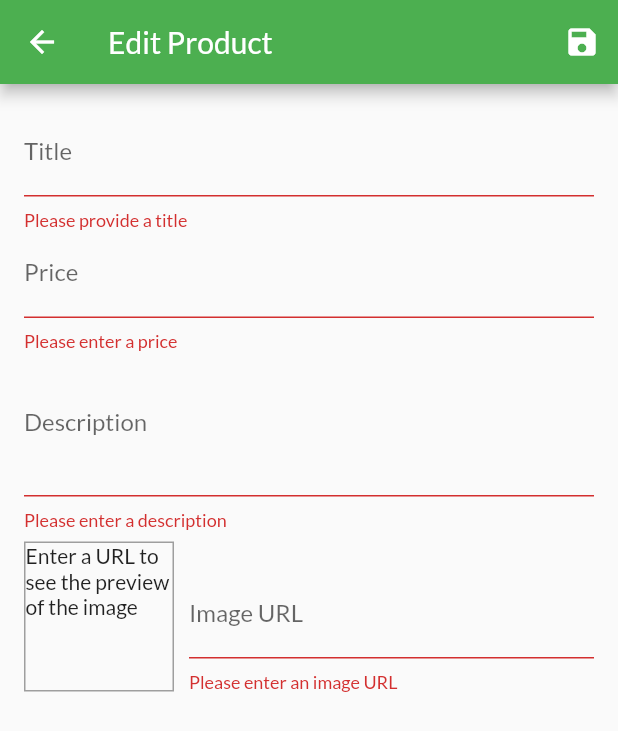
After one commit to enesasana/ShopApp, a Flutter app: the EditProductScreen screen opened by its route, after a tap on the "save" icon, on a phone screen of 412 x 824 dp. The commit adds this screen. Shown: the top 731 px of the screen. Run offline on Flutter 3.47's test engine with Material 2 defaults, Android fonts, the phone set to English and light mode, and no system bars; network calls fail.

Commit message:
Edit Product page created (FormInput)
Edit Product module added on the Manage Products Page
Adding a new product form is created and some validation logic is implemented

```diff
--- a/lib/main.dart
+++ b/lib/main.dart
@@ -4,6 +4,7 @@ import 'package:shopapp/providers/cart_provider.dart';
 import 'package:shopapp/providers/order_provider.dart';
 import 'package:shopapp/providers/product_provider.dart';
 import 'package:shopapp/screens/cart_screen.dart';
+import 'package:shopapp/screens/edit_product_screen.dart';
 import 'package:shopapp/screens/orders_screen.dart';
 import 'package:shopapp/screens/product_detail_screen.dart';
 import 'package:shopapp/screens/products_overview_screen.dart';
@@ -47,6 +48,7 @@ class MyApp extends StatelessWidget {
           CartScreen.routeName: (ctx) => CartScreen(),
           OrdersScreen.routeName: (ctx) => OrdersScreen(),
           UserProductsScreen.routeName: (ctx) => UserProductsScreen(),
+          EditProductScreen.routeName: (ctx) => EditProductScreen(),
         },
       ),
     );
--- /dev/null
+++ b/lib/screens/edit_product_screen.dart
@@ -0,0 +1,231 @@
+import 'package:flutter/material.dart';
+import 'package:shopapp/providers/product.dart';
+
+class EditProductScreen extends StatefulWidget {
+  static const routeName = '/edit-product';
+
+  @override
+  _EditProductScreenState createState() => _EditProductScreenState();
+}
+
+class _EditProductScreenState extends State<EditProductScreen> {
+  final _priceFocusNode = FocusNode();
+  final _descriptionFocusNode = FocusNode();
+  final _imageUrlController = TextEditingController();
+  final _imageUrlFocusNode = FocusNode();
+  final _form = GlobalKey<FormState>();
+  var _editedProduct = Product(
+    id: null,
+    title: '',
+    description: '',
+    price: 0,
+    imageUrl: '',
+  );
+
+  @override
+  void initState() {
+    _imageUrlFocusNode.addListener(_updateImageUrl);
+    super.initState();
+  }
+
+  @override
+  void dispose() {
+    _imageUrlFocusNode.removeListener(_updateImageUrl);
+
+    // Bu node'lar memoryde tutulduğudan oluşabilecek herhangi bir açığın önüne
+    // geçmek için bunlardan dispose ile kurtulmakta fayda var
+    _priceFocusNode.dispose();
+    _descriptionFocusNode.dispose();
+    _imageUrlController.dispose();
+    _imageUrlFocusNode.dispose();
+    super.dispose();
+  }
+
+  void _updateImageUrl() {
+    if (!_imageUrlFocusNode.hasFocus) {
+      // Don't show preview image of the provided input for the URL
+      if ((!_imageUrlController.text.startsWith('http') &&
+              !_imageUrlController.text.startsWith('https')) ||
+          (!_imageUrlController.text.endsWith('.png') &&
+              !_imageUrlController.text.endsWith('.jpg') &&
+              !_imageUrlController.text.endsWith('.jpeg'))) {
+        return;
+      }
+      setState(() {});
+    }
+  }
+
+  void _saveForm() {
+    final isValid = _form.currentState.validate();
+    if (!isValid) {
+      return;
+    }
+    _form.currentState.save();
+  }
+
+  @override
+  Widget build(BuildContext context) {
+    return Scaffold(
+      appBar: AppBar(
+        title: Text('Edit Product'),
+        actions: <Widget>[
+          IconButton(
+            icon: Icon(Icons.save),
+            onPressed: _saveForm,
+          )
+        ],
+      ),
+      body: Padding(
+        padding: const EdgeInsets.all(16.0),
+        child: Form(
+          key: _form,
+          child: ListView(
+            children: <Widget>[
+              TextFormField(
+                decoration: InputDecoration(
+                  labelText: 'Title',
+                ),
+                // Klavyede ileri basınca bir sonraki inputu seçer
+                // onFieldSubmitted methodu ve focusNode attribute'unu kullanarak
+                textInputAction: TextInputAction.next,
+                onFieldSubmitted: (_) {
+                  FocusScope.of(context).requestFocus(_priceFocusNode);
+                },
+                onSaved: (value) {
+                  _editedProduct = Product(
+                    id: null,
+                    title: value,
+                    description: _editedProduct.description,
+                    price: _editedProduct.price,
+                    imageUrl: _editedProduct.imageUrl,
+                  );
+                },
+                // null -> input is correct, '' -> input is not correct
+                validator: (value) {
+                  if (value.isEmpty) {
+                    return 'Please provide a title';
+                  }
+                  return null;
+                },
+              ),
+              TextFormField(
+                decoration: InputDecoration(labelText: 'Price'),
+                textInputAction: TextInputAction.next,
+                keyboardType: TextInputType.number,
+                focusNode: _priceFocusNode,
+                onFieldSubmitted: (_) {
+                  FocusScope.of(context).requestFocus(_descriptionFocusNode);
+                },
+                onSaved: (value) {
+                  _editedProduct = Product(
+                    id: null,
+                    title: _editedProduct.title,
+                    description: _editedProduct.description,
+                    price: double.parse(value),
+                    imageUrl: _editedProduct.imageUrl,
+                  );
+                },
+                validator: (value) {
+                  if (value.isEmpty) {
+                    return 'Please enter a price';
+                  }
+                  if (double.tryParse(value) == null) {
+                    return 'Please enter a valid number';
+                  }
+                  if (double.parse(value) <= 0) {
+                    return 'Price can not be smaller than 0';
+                  }
+                  return null;
+                },
+              ),
+              TextFormField(
+                decoration: InputDecoration(labelText: 'Description'),
+                maxLines: 3,
+                textInputAction: TextInputAction.next,
+                // Klavyede ileri butonu yerine alt satıra geçmek için enter tuşu görünür
+                keyboardType: TextInputType.multiline,
+                focusNode: _descriptionFocusNode,
+                onSaved: (value) {
+                  _editedProduct = Product(
+                    id: null,
+                    title: _editedProduct.title,
+                    description: value,
+                    price: _editedProduct.price,
+                    imageUrl: _editedProduct.imageUrl,
+                  );
+                },
+                validator: (value) {
+                  if (value.isEmpty) {
+                    return 'Please enter a description';
+                  }
+                  if (value.length < 10) {
+                    return 'Should be at least 10 characters long';
+                  }
+                  return null;
+                },
+              ),
+              Row(
+                crossAxisAlignment: CrossAxisAlignment.end,
+                children: <Widget>[
+                  Container(
+                    height: 100,
+                    width: 100,
+                    margin: EdgeInsets.only(top: 8, right: 10),
+                    decoration: BoxDecoration(
+                      border: Border.all(width: 1, color: Colors.grey),
+                    ),
+                    child: _imageUrlController.text.isEmpty
+                        ? Text('Enter a URL to see the preview of the image')
+                        : FittedBox(
+                            child: Image.network(
+                              _imageUrlController.text,
+                              fit: BoxFit.cover,
+                            ),
+                          ),
+                  ),
+                  Expanded(
+                    child: TextFormField(
+                      decoration: InputDecoration(labelText: 'Image URL'),
+                      keyboardType: TextInputType.url,
+                      // Klavyede enter yerinde check button görünecek
+                      textInputAction: TextInputAction.done,
+                      controller: _imageUrlController,
+                      focusNode: _imageUrlFocusNode,
+                      onFieldSubmitted: (_) {
+                        _saveForm();
+                      },
+                      onSaved: (value) {
+                        _editedProduct = Product(
+                          id: null,
+                          title: _editedProduct.title,
+                          description: _editedProduct.description,
+                          price: _editedProduct.price,
+                          imageUrl: value,
+                        );
+                      },
+                      validator: (value) {
+                        if (value.isEmpty) {
+                          return 'Please enter an image URL';
+                        }
+                        if (!value.startsWith('http') &&
+                            !value.startsWith('https')) {
+                          return 'Please enter a valid URL';
+                        }
+                        if (!value.endsWith('.png') &&
+                            !value.endsWith('.jpg') &&
+                            !value.endsWith('.jpeg')) {
+                          return 'Please enter a valid image URL';
+                        }
+                        return null;
+                      },
+                    ),
+                  ),
+                ],
+              ),
+            ],
+          ),
+        ),
+      ),
+    );
+  }
+}
--- a/lib/screens/user_product_screen.dart
+++ b/lib/screens/user_product_screen.dart
@@ -1,6 +1,7 @@
 import 'package:flutter/material.dart';
 import 'package:provider/provider.dart';
 import 'package:shopapp/providers/product_provider.dart';
+import 'package:shopapp/screens/edit_product_screen.dart';
 import 'package:shopapp/widgets/app_drawer.dart';
 import 'package:shopapp/widgets/user_product_item.dart';
 
@@ -16,7 +17,9 @@ class UserProductsScreen extends StatelessWidget {
         actions: <Widget>[
           IconButton(
             icon: Icon(Icons.add),
-            onPressed: () {},
+            onPressed: () {
+              Navigator.of(context).pushNamed(EditProductScreen.routeName);
+            },
           )
         ],
       ),
```
